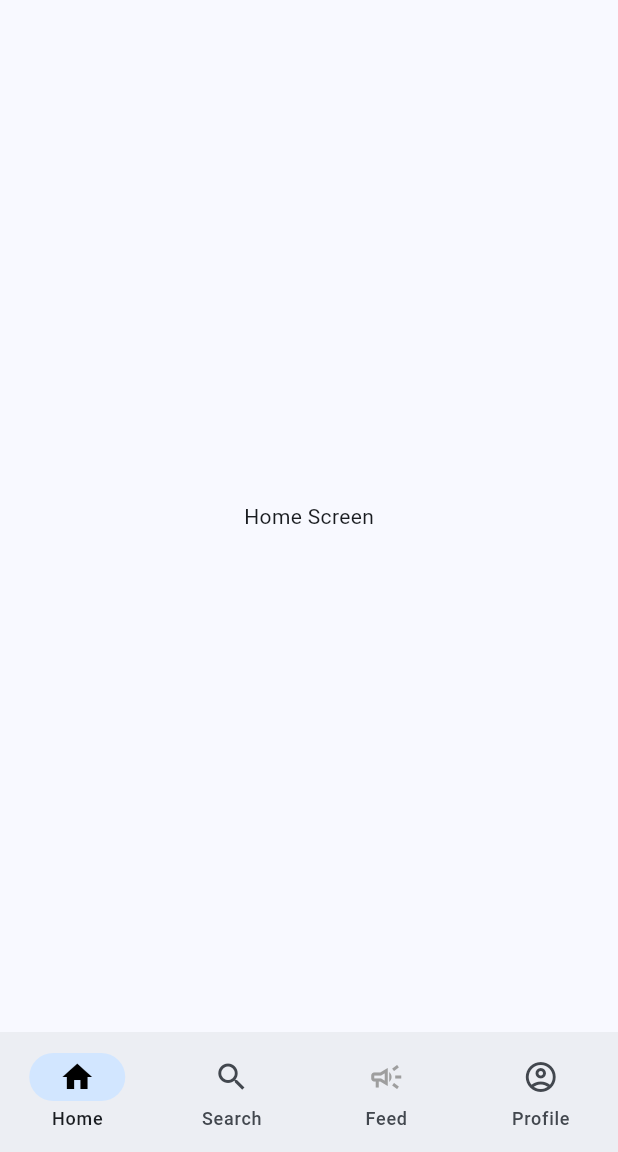
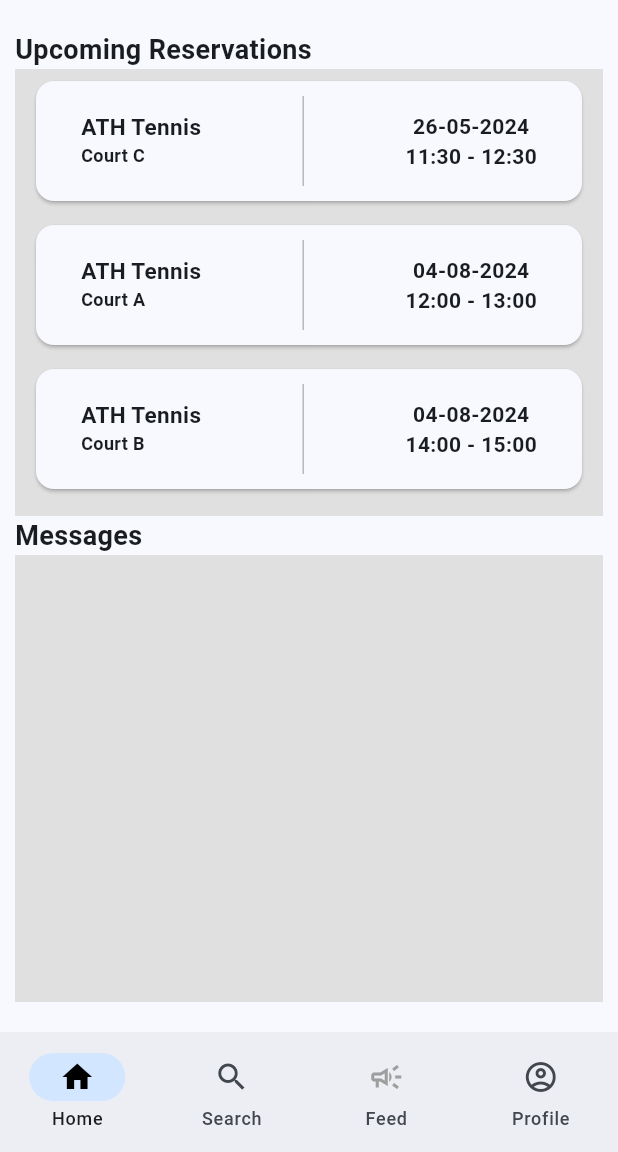
Before and after one commit to MyTennisClub/MyTennisClub, a Flutter app: the GuestHomePage screen opened directly, on a phone screen of 412 x 824 dp, the part 84-1236 px from its top. Run offline on Flutter 3.47's test engine with Material 3 defaults, Android fonts, the light colour scheme and no system bars; our stand-ins replace file_picker, flutter_slidable, qr_flutter; missing offline and left inert: qr.

Commit message:
Implement Coach Home Screen - Upcoming Resrvations and run dart fix in the whole code.

```diff
--- a/lib/guest_android_app/guest_home_page.dart
+++ b/lib/guest_android_app/guest_home_page.dart
@@ -1,5 +1,6 @@
 import 'package:flutter/material.dart';
 import 'package:mytennisclub/guest_android_app/guest_search_screen/guest_search_screen.dart';
+import 'guest_home_screen/guest_home_screen.dart';
 
 class GuestHomePage extends StatefulWidget {
   const GuestHomePage({super.key});
@@ -82,7 +83,7 @@ class HomeScreen extends StatelessWidget {
   @override
   Widget build(BuildContext context) {
     return const Center(
-      child: Text('Home Screen'),
+      child: GuestHomeScreen(),
     );
   }
 }
--- /dev/null
+++ b/lib/guest_android_app/guest_home_screen/Reservation.dart
@@ -0,0 +1,26 @@
+import 'package:flutter/material.dart';
+import 'package:qr_flutter/qr_flutter.dart';
+import 'package:qr/qr.dart';
+
+class Reservation {
+  final int id;
+  final String title;
+  final String court;
+  final DateTime startTime;
+  final DateTime endTime;
+  late Widget qrCode; // Variable to store the QR code
+
+  Reservation({
+    required this.id,
+    required this.title,
+    required this.court,
+    required this.startTime,
+    required this.endTime,
+  }){
+    qrCode = QrImageView(
+      data: this.id.toString(),
+      version: QrVersions.auto,
+      gapless: false,
+    ); // Call function to generate QR code
+  }
+}
--- /dev/null
+++ b/lib/guest_android_app/guest_home_screen/guest_home_screen.dart
@@ -0,0 +1,93 @@
+import 'package:flutter/material.dart';
+import 'reservations_ui.dart';
+import 'Reservation.dart';
+
+
+
+List<Reservation> reservations = [
+  Reservation(
+    id: 1,
+    title: 'ATH Tennis',
+    court: 'Court A',
+    startTime: DateTime.parse('2024-08-04 12:00:00'),
+    endTime: DateTime.parse('2024-08-04 13:00:00'),
+  ),
+  Reservation(
+    id: 2,
+    title: 'ATH Tennis',
+    court: 'Court B',
+    startTime: DateTime.parse('2024-08-04 14:00:00'),
+    endTime: DateTime.parse('2024-08-04 15:00:00'),
+  ),
+  Reservation(
+    id: 3,
+    title: 'ATH Tennis',
+    court: 'Court C',
+    startTime: DateTime.now().add(const Duration(hours: 1)),
+    endTime: DateTime.now().add(const Duration(hours: 2)), // Example of upcoming reservation
+  ),
+  // Add more reservations here
+];
+
+// Sort reservations by start time
+
+
+// Sort reservations by start time
+
+class GuestHomeScreen extends StatelessWidget {
+  const GuestHomeScreen({super.key});
+
+
+
+  @override
+  Widget build(BuildContext context) {
+    reservations.sort((a, b) => a.startTime.compareTo(b.startTime));
+
+    return Padding(
+      padding: const EdgeInsets.symmetric(horizontal: 10.0, vertical: 20.0),
+      child: Column(
+        children: [
+          Container(
+            child: const Align(
+              alignment: Alignment.centerLeft,
+              child: Text(
+                'Upcoming Reservations',
+                style: TextStyle(
+                  fontWeight: FontWeight.bold,
+                  fontSize: 18.0,
+                ),
+              ),
+            ),
+          ),
+          Expanded(
+            child: Container(
+              color: Colors.grey.shade300,
+              child:  UpcomingReservations(
+                reservations: reservations,
+              ),
+              // child: const Text("data")
+            ),
+          ),
+          Container(
+            child: const Align(
+              alignment: Alignment.centerLeft,
+              child: Text(
+                'Messages',
+                style: TextStyle(
+                  fontWeight: FontWeight.bold,
+                  fontSize: 18.0,
+                ),
+              ),
+            ),
+          ),
+          Expanded(
+            child: Container(
+              color: Colors.grey.shade300,
+              // child: const Text('Data')
+            ),
+          ),
+        ],
+      ),
+    );
+  }
+}
--- /dev/null
+++ b/lib/guest_android_app/guest_home_screen/reservations_ui.dart
@@ -0,0 +1,283 @@
+import 'package:flutter/material.dart';
+import 'package:flutter_slidable/flutter_slidable.dart';
+import 'package:intl/intl.dart';
+import 'package:qr_flutter/qr_flutter.dart';
+import 'Reservation.dart';
+import 'confirm_delete_diaolog.dart';
+
+class UpcomingReservations extends StatefulWidget {
+  final List<Reservation> reservations;
+
+  const UpcomingReservations({super.key, required this.reservations});
+
+  @override
+  _UpcomingReservationsState createState() => _UpcomingReservationsState();
+}
+
+class _UpcomingReservationsState extends State<UpcomingReservations> {
+  late List<Reservation> _reservations;
+
+  @override
+  void initState() {
+    super.initState();
+    _filterUpcomingReservations();
+  }
+
+  void _filterUpcomingReservations() {
+    DateTime now = DateTime.now();
+    _reservations = widget.reservations
+        .where((reservation) => reservation.startTime.isAfter(now))
+        .toList();
+  }
+
+  void _deleteReservation(int id) {
+    setState(() {
+      _reservations.removeWhere((reservation) => reservation.id == id);
+    });
+  }
+
+  // Future<void> _showDeleteConfirmationDialog(BuildContext context, int id) {
+  //   return showDialog<void>(
+  //     context: context,
+  //     builder: (BuildContext context) {
+  //       return AlertDialog(
+  //         title: const Text('Delete Reservation'),
+  //         content: const Text('Are you sure you want to delete this reservation?'),
+  //         actions: <Widget>[
+  //           TextButton(
+  //             child: const Text('No'),
+  //             onPressed: () {
+  //               Navigator.of(context).pop();
+  //             },
+  //           ),
+  //           TextButton(
+  //             child: const Text('Yes'),
+  //             onPressed: () {
+  //               _deleteReservation(id);
+  //               Navigator.of(context).pop();
+  //             },
+  //           ),
+  //         ],
+  //       );
+  //     },
+  //   );
+  // }
+
+  @override
+  Widget build(BuildContext context) {
+    return LayoutBuilder(builder: (context, constraints) {
+
+      return _reservations.isNotEmpty
+          ? SingleChildScrollView(
+
+              child: Column(
+                crossAxisAlignment: CrossAxisAlignment.stretch,
+                children: _reservations
+                    .map((reservation) => GestureDetector(
+                          onTap: () {
+                            // Handle item click here
+                            // _deleteReservation(reservation.id);
+                            // print(reservation.qrCode.hashCode.toString());
+                            showModalBottomSheet<void>(
+                              isScrollControlled: true,
+                              context: context,
+                              builder: (BuildContext context) {
+                                return FractionallySizedBox(
+                                  heightFactor: 0.9,
+                                  child: Container(
+                                    // color: Colors.red,
+                                    child: LayoutBuilder(
+                                      builder: (BuildContext context,
+                                          BoxConstraints constraints) {
+                                        double _modalHeight = constraints
+                                            .maxHeight; // This will give you the height of the modal bottom sheet
+                                        return Padding(
+                                          padding: EdgeInsets.symmetric(
+                                              vertical: 20),
+                                          child: Column(
+                                            mainAxisAlignment:
+                                                MainAxisAlignment.center,
+                                            mainAxisSize: MainAxisSize.min,
+                                            children: <Widget>[
+                                              Expanded(
+                                                child: Text(
+                                                  'Reservation Info',
+                                                  style:
+                                                      TextStyle(fontSize: 25),
+                                                ),
+                                              ),
+                                              SizedBox(
+                                                height: _modalHeight -
+                                                    _modalHeight / 3,
+                                                child: Container(
+                                                  child: Column(
+                                                    children: <Widget>[
+                                                      Text(reservation.title),
+                                                      Text(DateFormat(
+                                                              'dd-MM-yyyy')
+                                                          .format(reservation
+                                                              .startTime)),
+                                                      Text('${DateFormat('HH:mm').format(reservation.startTime)} - ${DateFormat('HH:mm').format(reservation.endTime)}'),
+                                                      reservation.qrCode,
+
+                                                    ],
+                                                  ),
+                                                ),
+                                              ),
+                                              Expanded(
+                                                child: Row(
+                                                  mainAxisAlignment:
+                                                      MainAxisAlignment
+                                                          .spaceAround,
+                                                  children: <Widget>[
+                                                    ElevatedButton(
+                                                      child:
+                                                          const Text('Close'),
+                                                      onPressed: () =>
+                                                          Navigator.pop(
+                                                              context),
+                                                    ),
+                                                    ElevatedButton(
+                                                      child:
+                                                          const Text('Cancel'),
+                                                      onPressed: () async {
+                                                        String? result = await _confirmDelete(context);
+                                                        if(result == 'Yes'){
+                                                          _deleteReservation(reservation.id);
+                                                          Navigator.pop(context);
+                                                        }
+                                                        // print(result);
+                                                        // Navigator.pop(context);
+                                                        // _deleteReservation(reservation.id);
+                                                      },
+                                                    )
+                                                  ],
+                                                ),
+                                              ),
+                                            ],
+                                          ),
+                                        );
+                                      },
+                                    ),
+                                  ),
+                                );
+                              },
+                            );
+                          },
+                          child: ItemWidget(reservation: reservation),
+                        ))
+                    .toList(),
+              ),
+            )
+          : Container(
+              child: const Align(
+                  alignment: Alignment.center,
+                  child: Text('No Sessions For Today')));
+    });
+  }
+}
+
+class ItemWidget extends StatelessWidget {
+  final Reservation reservation;
+
+  const ItemWidget({super.key, required this.reservation});
+
+  @override
+  Widget build(BuildContext context) {
+    return Padding(
+      padding: const EdgeInsets.symmetric(horizontal: 10, vertical: 4),
+      child: Card(
+        color: const Color.fromRGBO(248, 249, 255, 50),
+        child: Padding(
+          padding: const EdgeInsets.symmetric(vertical: 10, horizontal: 10),
+          child: SizedBox(
+            height: 60,
+            child: Row(
+              children: <Widget>[
+                Padding(
+                  padding:
+                      const EdgeInsets.symmetric(horizontal: 20, vertical: 10),
+                  child: Column(
+                    crossAxisAlignment: CrossAxisAlignment.start,
+                    children: [
+                      Text(
+                        reservation.title,
+                        textAlign: TextAlign.start,
+                        style: const TextStyle(
+                          fontSize: 15,
+                          fontWeight: FontWeight.bold,
+                        ),
+                      ),
+                      Text(
+                        reservation.court,
+                        textAlign: TextAlign.start,
+                        style: const TextStyle(
+                          fontSize: 12,
+                          fontWeight: FontWeight.bold,
+                        ),
+                      ),
+                    ],
+                  ),
+                ),
+                const Expanded(
+                  child: VerticalDivider(
+                    color: Colors.black26,
+                  ),
+                ),
+                Padding(
+                  padding: const EdgeInsets.symmetric(
+                      horizontal: 20.0, vertical: 10),
+                  child: Column(
+                    children: <Widget>[
+                      Text(
+                        DateFormat('dd-MM-yyyy').format(reservation.startTime),
+                        textAlign: TextAlign.center,
+                        style: const TextStyle(
+                          fontWeight: FontWeight.bold,
+                        ),
+                      ),
+                      Text(
+                        '${DateFormat('HH:mm').format(reservation.startTime)} - ${DateFormat('HH:mm').format(reservation.endTime)}',
+                        textAlign: TextAlign.center,
+                        style: const TextStyle(
+                          fontWeight: FontWeight.bold,
+                        ),
+                      ),
+                    ],
+                  ),
+                )
+              ],
+            ),
+          ),
+        ),
+      ),
+    );
+  }
+}
+
+
+Future<String?> _confirmDelete(BuildContext context) {
+  return showDialog<String>(
+    context: context,
+    builder: (BuildContext context) {
+      return AlertDialog(
+        title: const Text('Cancel Reservation'),
+        content: const Text('Are you sure you want to delete this reservation?'),
+        actions: <Widget>[
+          TextButton(
+            child: const Text('No'),
+            onPressed: () {
+              Navigator.of(context).pop('No');
+            },
+          ),
+          TextButton(
+            child: const Text('Yes'),
+            onPressed: () {
+              Navigator.of(context).pop('Yes');
+            },
+          ),
+        ],
+      );
+    },
+  );
+}
--- a/lib/guest_android_app/guest_search_screen/guest_club_profile/guest_apply_club/apply_club_page.dart
+++ b/lib/guest_android_app/guest_search_screen/guest_club_profile/guest_apply_club/apply_club_page.dart
@@ -251,7 +251,7 @@ class ApplyClub extends State<ApplyClub_Main> {
                           child: FilledButton(
                             onPressed: () {},
                             style: ButtonStyle(
-                              backgroundColor: MaterialStateProperty.all<Color>(
+                              backgroundColor: WidgetStateProperty.all<Color>(
                                   const Color.fromRGBO(24, 28, 32, 0.12)),
                             ),
                             child: const Text(
--- a/lib/guest_android_app/guest_search_screen/guest_club_profile/guest_book_court/available_hours.dart
+++ b/lib/guest_android_app/guest_search_screen/guest_club_profile/guest_book_court/available_hours.dart
@@ -3,7 +3,7 @@ import 'package:flutter/material.dart';
 class Available_Hours extends StatefulWidget {
   final Function checkHour;
   final int id;
-  const Available_Hours({required this.checkHour, required this.id});
+  const Available_Hours({super.key, required this.checkHour, required this.id});
   @override
   State<Available_Hours> createState() => AvailableHours();
 }
--- a/lib/guest_android_app/guest_search_screen/guest_club_profile/guest_book_court/book_court_page.dart
+++ b/lib/guest_android_app/guest_search_screen/guest_club_profile/guest_book_court/book_court_page.dart
@@ -57,7 +57,7 @@ class BookCourt extends State<BookCourt_Main> {
         if (hourCheck[key] && durationCheck && numberCheck) {
           visible[key] = true;
           calcuateDuration(hour, duration);
-          court = 'Court ' + courts[key];
+          court = 'Court ${courts[key]}';
         } else {
           visible[key] = false;
         }
@@ -319,7 +319,7 @@ class BookCourt extends State<BookCourt_Main> {
                                                       ),
                                                     );
                                                   },
-                                                  child: Text('Book ${cost}€'),
+                                                  child: Text('Book $cost€'),
                                                 )
                                               : Container(),
                                         ],
--- a/lib/guest_android_app/guest_search_screen/guest_club_profile/guest_book_court/equipment_section.dart
+++ b/lib/guest_android_app/guest_search_screen/guest_club_profile/guest_book_court/equipment_section.dart
@@ -52,7 +52,7 @@ class EquipmentSection extends State<Equipment_Section> {
               text: "Additional Costs 5€",
               children: <InlineSpan>[
                 TextSpan(
-                  text: '\nItems: ' + items,
+                  text: '\nItems: $items',
                   style: const TextStyle(fontWeight: FontWeight.bold),
                 ),
               ],
--- a/pubspec.yaml
+++ b/pubspec.yaml
@@ -39,6 +39,8 @@ dependencies:
   # Use with the CupertinoIcons class for iOS style icons.
   cupertino_icons: ^1.0.6
   http: any
+  flutter_slidable: ^3.1.0
+  qr_flutter: ^4.1.0
 
 dev_dependencies:
   flutter_test:
```
Also changed, not shown: lib/guest_android_app/guest_home_screen/confirm_delete_diaolog.dart (added, +29 -0 lines), lib/main.dart (+7 -5 lines), pubspec.lock, 1 other file.
